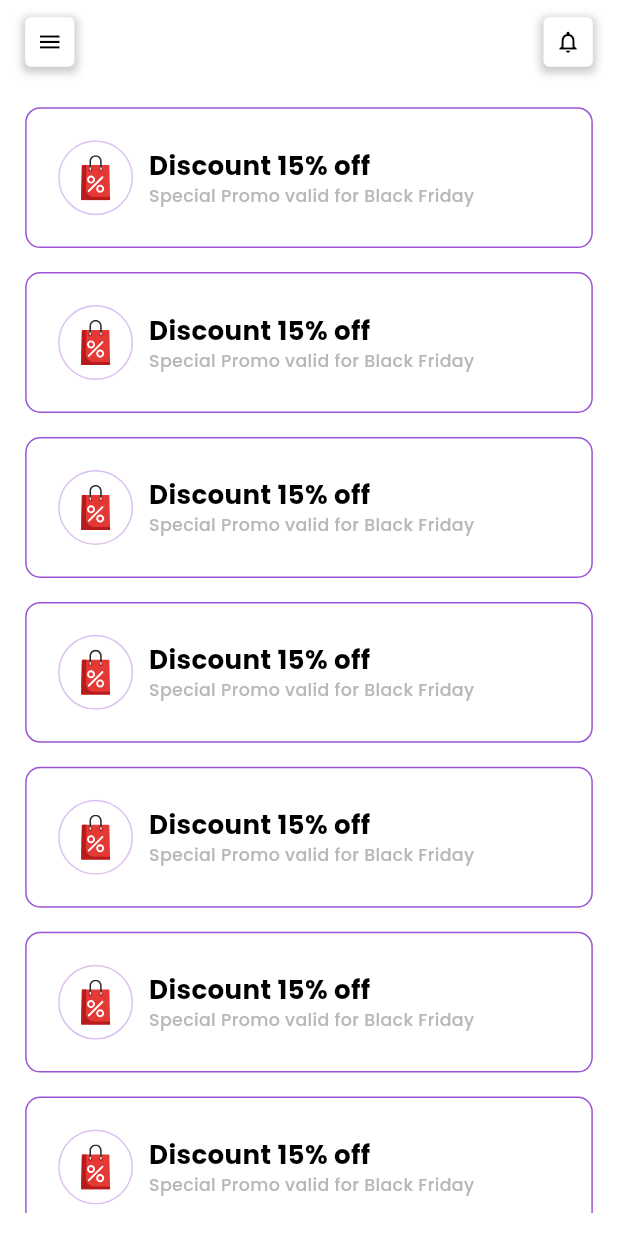
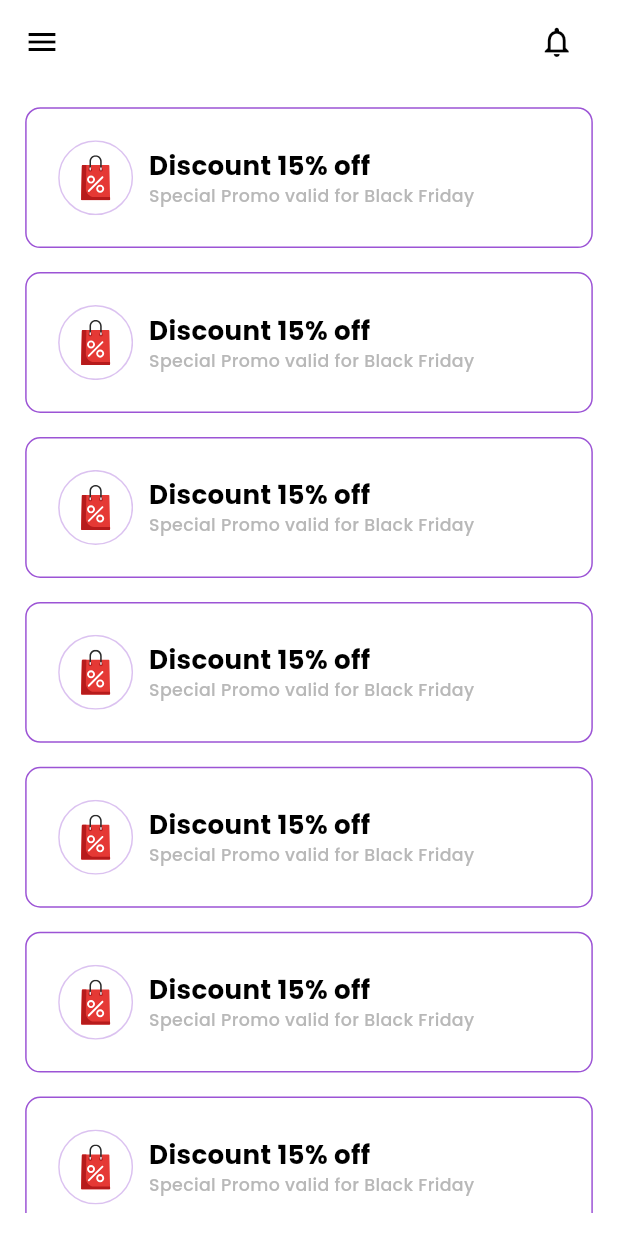
Before and after one commit to bilginfatih/shazy, a Flutter app: the OfferPage screen opened directly, on a phone screen of 412 x 824 dp. Run offline on Flutter 3.47's test engine with Material 3 defaults, Android fonts, the phone set to English and light mode, and no system bars; our stand-ins replace dio, easy_localization, firebase_core, firebase_messaging, flutter_local_notifications, flutter_mobx and 13 more; missing offline and left inert: flutter_check_box_rounded, flutter_polyline_points, flutter_session_manager, maps_launcher; accounts and stored records are empty; generated files the repository leaves out were written again; network calls fail; project files that could hold a hidden picture were left out.

Commit message:
custom app bar revize

```diff
--- a/lib/widgets/app_bars/custom_app_bar.dart
+++ b/lib/widgets/app_bars/custom_app_bar.dart
@@ -3,7 +3,6 @@ import 'package:flutter/material.dart';
 import 'package:hexcolor/hexcolor.dart';
 import 'package:shazy/core/init/navigation/navigation_manager.dart';
 import 'package:shazy/utils/constants/navigation_constant.dart';
-import 'package:shazy/widgets/buttons/icon_button.dart';
 import '../../utils/extensions/context_extension.dart';
 
 class CustomAppBar extends AppBar {
@@ -16,44 +15,26 @@ class CustomAppBar extends AppBar {
           key: key,
           backgroundColor: Theme.of(context).scaffoldBackgroundColor,
           automaticallyImplyLeading: false,
-          scrolledUnderElevation: 0,
           elevation: 0,
-          leadingWidth: context.responsiveWidth(100),
           title: title,
-          titleTextStyle: context.textStyle.headlineSmallMedium
-              .copyWith(color: HexColor("#2A2A2A")),
+          titleTextStyle: context.textStyle.headlineSmallMedium.copyWith(color: HexColor("#2A2A2A")),
           centerTitle: true,
-          leading: Row(
-            children: [
-              SizedBox(
-                width: context.responsiveWidth(16),
-              ),
-              CustomIconButton(
-                context: context,
-                height: context.responsiveHeight(34),
-                width: context.responsiveHeight(34),
-                icon: Icons.menu,
-                color: Colors.black,
-                size: context.responsiveHeight(18),
-                onPressed: () {
-                  scaffoldKey?.currentState?.openDrawer();
-                },
-              ),
-            ],
+          leading: IconButton(
+            // IconButton kullanıyoruz
+            onPressed: () {
+              scaffoldKey?.currentState?.openDrawer();
+            },
+            icon: Icon(Icons.menu), // Icon widget'ı burada kullanılıyor
           ),
           actions: [
-            CustomIconButton(
-              context: context,
-              height: context.responsiveHeight(34),
-              width: context.responsiveHeight(34),
-              icon: Icons.notifications_none_outlined,
-              color: Colors.black,
-              size: context.responsiveHeight(18),
+            IconButton(
+              // IconButton kullanıyoruz
               onPressed: () {
                 NavigationManager.instance.navigationToPage(
                   NavigationConstant.notification,
                 );
               },
+              icon: Icon(Icons.notifications_none_outlined), // Icon widget'ı burada kullanılıyor
             ),
             SizedBox(
               width: context.responsiveWidth(16),
```
